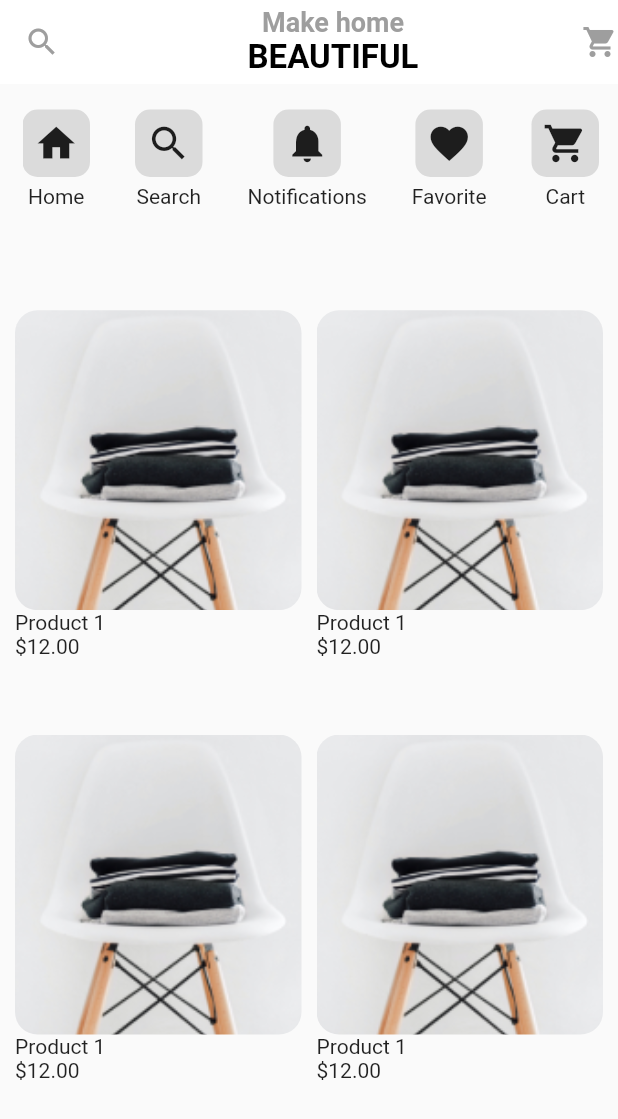
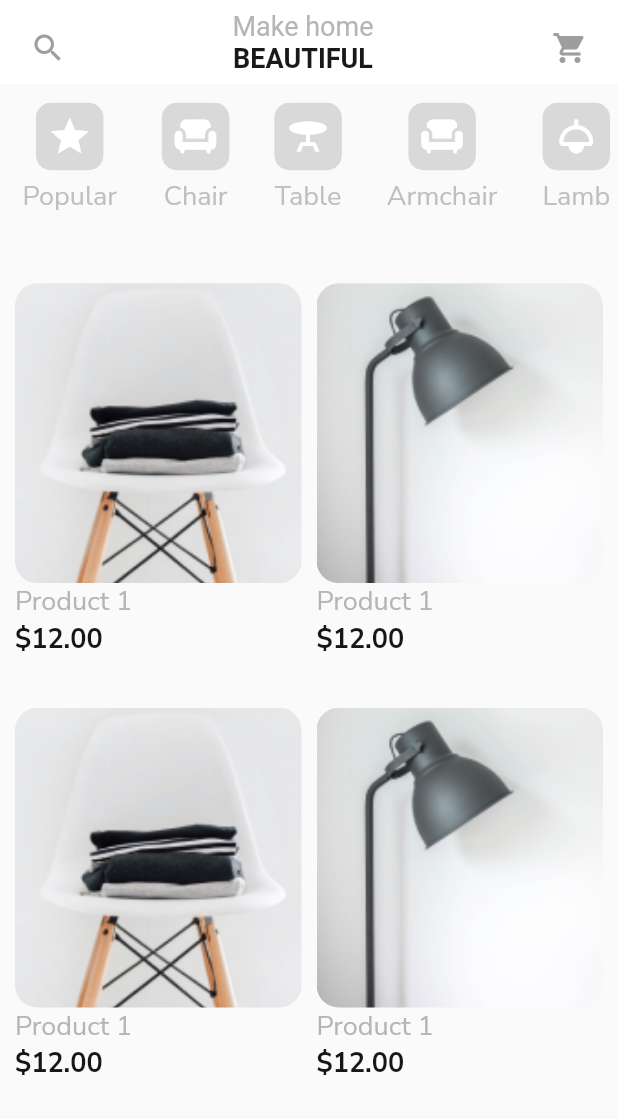
Before and after one commit to AhmedSlman/furnture_App, a Flutter app: the screen it shows after launch, on a phone screen of 412 x 824 dp. Shown: the top 1119 px of the screen. Run offline on Flutter 3.47's test engine with Material 2 defaults, Android fonts, the phone set to English and light mode, and no system bars; our stand-ins replace font_awesome_flutter, google_fonts; Roboto replaces fonts that are missing (Gelasio).

Commit message:
last updat

```diff
--- a/lib/appView/homeView.dart
+++ b/lib/appView/homeView.dart
@@ -2,6 +2,7 @@
 
 import 'package:flutter/material.dart';
 import 'package:fournture_task/wedgets/gridView.dart';
+import 'package:google_fonts/google_fonts.dart';
 
 import '../wedgets/listofIcons.dart';
 
@@ -21,29 +22,37 @@ class Homeview extends StatelessWidget {
               children: [
                 Text(
                   'Make home',
-                  style: TextStyle(
-                      color: Colors.grey,
-                      fontWeight: FontWeight.w700,
-                      fontSize: 18),
+                  style: GoogleFonts.gelasio(
+                    fontSize: 18,
+                    fontWeight: FontWeight.w400,
+                    color: Color.fromARGB(255, 182, 180, 180),
+                  ),
                 ),
                 Text(
                   'BEAUTIFUL',
-                  style: TextStyle(
-                      color: Colors.black,
-                      fontWeight: FontWeight.w700,
-                      fontSize: 22),
+                  style: GoogleFonts.gelasio(
+                    fontSize: 18,
+                    fontWeight: FontWeight.w700,
+                    color: Color.fromARGB(255, 26, 25, 25),
+                  ),
                 ),
               ],
             ),
           ),
-          leading: Icon(
-            Icons.search,
-            color: Colors.grey,
+          leading: Padding(
+            padding: const EdgeInsets.all(20),
+            child: Icon(
+              Icons.search,
+              color: Colors.grey,
+            ),
           ),
           actions: [
-            Icon(
-              Icons.shopping_cart,
-              color: Colors.grey,
+            Padding(
+              padding: const EdgeInsets.all(20),
+              child: Icon(
+                Icons.shopping_cart,
+                color: Colors.grey,
+              ),
             )
           ],
         ),
--- a/lib/models/iconsData.dart
+++ b/lib/models/iconsData.dart
@@ -1,23 +1,23 @@
 import 'package:flutter/material.dart';
 
 final List<IconData> iconsData = [
-  Icons.home,
-  Icons.search,
-  Icons.notifications,
-  Icons.favorite,
-  Icons.shopping_cart,
-  Icons.person,
-  Icons.settings,
-  Icons.help,
+  Icons.star,
+  Icons.chair,
+  Icons.table_bar,
+  Icons.chair_rounded,
+  Icons.light,
+  Icons.bed,
+  Icons.chair,
+  Icons.handshake,
 ];
 
 final List<String> iconNames = [
-  'Home',
-  'Search',
-  'Notifications',
-  'Favorite',
-  'Cart',
-  'Profile',
-  'Settings',
-  'Help',
+  'Popular',
+  'Chair',
+  'Table',
+  'Armchair',
+  'Lamb',
+  'Bed',
+  'Chair',
+  'handshake',
 ];
--- a/lib/models/product.dart
+++ b/lib/models/product.dart
@@ -9,10 +9,10 @@ class Product {
 final List<Product> products = [
   Product('images/sarah-dorweiler-fr0J5-GIVyg-unsplash 1 (1).png', 'Product 1',
       '\$12.00'),
-  Product('images/sarah-dorweiler-fr0J5-GIVyg-unsplash 1 (1).png', 'Product 1',
+  Product('images/jonny-caspari-wsvCC6UyKjs-unsplash 1.png', 'Product 1',
       '\$12.00'),
   Product('images/sarah-dorweiler-fr0J5-GIVyg-unsplash 1 (1).png', 'Product 1',
       '\$12.00'),
-  Product('images/sarah-dorweiler-fr0J5-GIVyg-unsplash 1 (1).png', 'Product 1',
+  Product('images/jonny-caspari-wsvCC6UyKjs-unsplash 1.png', 'Product 1',
       '\$12.00'),
 ];
--- a/lib/wedgets/listofIcons.dart
+++ b/lib/wedgets/listofIcons.dart
@@ -1,6 +1,8 @@
-// ignore_for_file: prefer_const_constructors, use_key_in_widget_constructors
+// ignore_for_file: prefer_const_constructors, use_key_in_widget_constructors, unused_import
 
 import 'package:flutter/material.dart';
+import 'package:font_awesome_flutter/font_awesome_flutter.dart';
+import 'package:google_fonts/google_fonts.dart';
 
 import '../models/iconsData.dart';
 
@@ -11,7 +13,7 @@ class MyListViewOfIcons extends StatefulWidget {
 
 class _MyListViewOfIconsState extends State<MyListViewOfIcons> {
   List<bool> isPressedList = [];
-  Color defaultColor = Color.fromARGB(255, 219, 219, 219);
+  Color defaultColor = Color.fromARGB(255, 218, 217, 217);
   Color pressedColor = Color.fromARGB(255, 151, 148, 148);
 
   void initState() {
@@ -58,11 +60,19 @@ class _MyListViewOfIconsState extends State<MyListViewOfIcons> {
                       child: Icon(
                         iconsData[index],
                         size: 30,
+                        color: Colors.white,
                       ),
                     ),
                   ),
                   SizedBox(height: 5.0),
-                  Text(iconNames[index]),
+                  Text(
+                    iconNames[index],
+                    style: GoogleFonts.nunitoSans(
+                      fontSize: 18,
+                      fontWeight: FontWeight.w400,
+                      color: Color.fromARGB(255, 192, 190, 190),
+                    ),
+                  ),
                 ],
               ),
             );
--- a/lib/wedgets/productCard.dart
+++ b/lib/wedgets/productCard.dart
@@ -1,4 +1,7 @@
+// ignore_for_file: prefer_const_constructors
+
 import 'package:flutter/material.dart';
+import 'package:google_fonts/google_fonts.dart';
 import '../models/product.dart';
 
 class ProductCard extends StatelessWidget {
@@ -28,11 +31,25 @@ class ProductCard extends StatelessWidget {
           ),
           Padding(
             padding: const EdgeInsets.only(right: 8),
-            child: Text(product.productName),
+            child: Text(
+              product.productName,
+              style: GoogleFonts.nunitoSans(
+                fontSize: 18,
+                fontWeight: FontWeight.w400,
+                color: Color.fromARGB(255, 182, 180, 180),
+              ),
+            ),
           ),
           Padding(
             padding: const EdgeInsets.only(right: 8),
-            child: Text(product.productPrice),
+            child: Text(
+              product.productPrice,
+              style: GoogleFonts.nunitoSans(
+                fontSize: 18,
+                fontWeight: FontWeight.w700,
+                color: Color.fromARGB(255, 22, 22, 22),
+              ),
+            ),
           ),
         ],
       ),
--- a/pubspec.yaml
+++ b/pubspec.yaml
@@ -35,6 +35,9 @@ dependencies:
   # The following adds the Cupertino Icons font to your application.
   # Use with the CupertinoIcons class for iOS style icons.
   cupertino_icons: ^1.0.2
+  font_awesome_flutter: ^10.5.0
+  google_fonts: ^5.1.0
+
 
 dev_dependencies:
   flutter_test:
```
Also changed, not shown: pubspec.lock, 1 other file.
